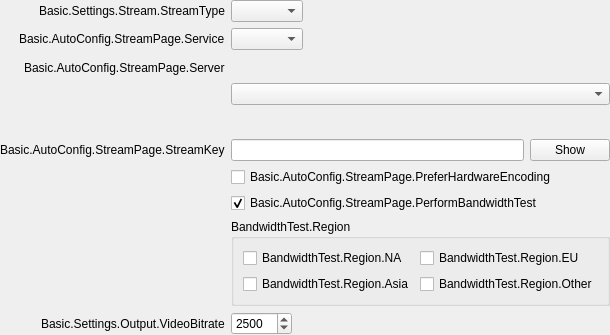
The window that UI/forms/AutoConfigStreamPage.ui (ty2570/obs-studio) describes before a commit, drawn with Qt 5.
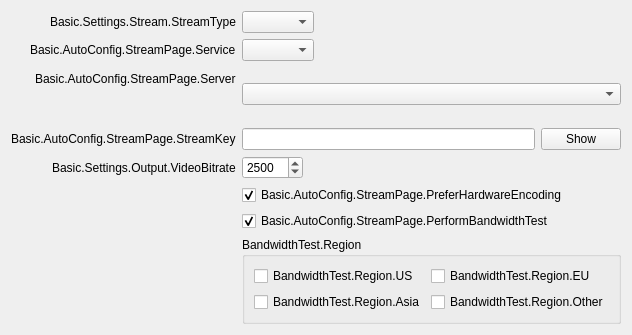
The same window after the commit.

The edit to the form file:
```diff
--- a/UI/forms/AutoConfigStreamPage.ui
+++ b/UI/forms/AutoConfigStreamPage.ui
@@ -20,18 +20,6 @@
    <property name="labelAlignment">
     <set>Qt::AlignRight|Qt::AlignTop|Qt::AlignTrailing</set>
    </property>
-   <property name="leftMargin">
-    <number>0</number>
-   </property>
-   <property name="topMargin">
-    <number>0</number>
-   </property>
-   <property name="rightMargin">
-    <number>0</number>
-   </property>
-   <property name="bottomMargin">
-    <number>0</number>
-   </property>
    <item row="1" column="0">
     <widget class="QLabel" name="serviceLabel">
      <property name="text">
@@ -79,7 +67,7 @@
      </item>
     </layout>
    </item>
-   <item row="5" column="1">
+   <item row="6" column="1">
     <widget class="QCheckBox" name="doBandwidthTest">
      <property name="text">
       <string>Basic.AutoConfig.StreamPage.PerformBandwidthTest</string>
@@ -89,77 +77,17 @@
      </property>
     </widget>
    </item>
-   <item row="7" column="0">
-    <widget class="QLabel" name="bitrateLabel">
-     <property name="text">
-      <string>Basic.Settings.Output.VideoBitrate</string>
-     </property>
-     <property name="buddy">
-      <cstring>bitrate</cstring>
-     </property>
-    </widget>
-   </item>
-   <item row="7" column="1">
-    <widget class="QSpinBox" name="bitrate">
-     <property name="suffix">
-      <string notr="true"/>
-     </property>
-     <property name="minimum">
-      <number>500</number>
-     </property>
-     <property name="maximum">
-      <number>10000</number>
-     </property>
-     <property name="value">
-      <number>2500</number>
-     </property>
-    </widget>
-   </item>
-   <item row="6" column="1">
-    <widget class="QGroupBox" name="region">
-     <property name="title">
-      <string>BandwidthTest.Region</string>
-     </property>
-     <layout class="QGridLayout" name="gridLayout">
-      <item row="2" column="0">
-       <widget class="QCheckBox" name="regionAsia">
-        <property name="text">
-         <string>BandwidthTest.Region.Asia</string>
-        </property>
-       </widget>
-      </item>
-      <item row="0" column="0">
-       <widget class="QCheckBox" name="regionNA">
-        <property name="text">
-         <string>BandwidthTest.Region.NA</string>
-        </property>
-       </widget>
-      </item>
-      <item row="0" column="1">
-       <widget class="QCheckBox" name="regionEU">
-        <property name="text">
-         <string>BandwidthTest.Region.EU</string>
-        </property>
-       </widget>
-      </item>
-      <item row="2" column="1">
-       <widget class="QCheckBox" name="regionOther">
-        <property name="text">
-         <string>BandwidthTest.Region.Other</string>
-        </property>
-       </widget>
-      </item>
-     </layout>
-    </widget>
-   </item>
-   <item row="4" column="1">
+   <item row="5" column="1">
     <widget class="QCheckBox" name="preferHardware">
      <property name="text">
       <string>Basic.AutoConfig.StreamPage.PreferHardwareEncoding</string>
      </property>
+     <property name="checked">
+      <bool>true</bool>
+     </property>
     </widget>
    </item>
-   <item row="5" column="0">
+   <item row="6" column="0">
     <spacer name="horizontalSpacer">
      <property name="orientation">
       <enum>Qt::Horizontal</enum>
@@ -237,6 +165,69 @@
      </widget>
     </widget>
    </item>
+   <item row="7" column="1">
+    <widget class="QGroupBox" name="region">
+     <property name="title">
+      <string>BandwidthTest.Region</string>
+     </property>
+     <layout class="QGridLayout" name="gridLayout">
+      <item row="2" column="0">
+       <widget class="QCheckBox" name="regionAsia">
+        <property name="text">
+         <string>BandwidthTest.Region.Asia</string>
+        </property>
+       </widget>
+      </item>
+      <item row="0" column="0">
+       <widget class="QCheckBox" name="regionUS">
+        <property name="text">
+         <string>BandwidthTest.Region.US</string>
+        </property>
+       </widget>
+      </item>
+      <item row="0" column="1">
+       <widget class="QCheckBox" name="regionEU">
+        <property name="text">
+         <string>BandwidthTest.Region.EU</string>
+        </property>
+       </widget>
+      </item>
+      <item row="2" column="1">
+       <widget class="QCheckBox" name="regionOther">
+        <property name="text">
+         <string>BandwidthTest.Region.Other</string>
+        </property>
+       </widget>
+      </item>
+     </layout>
+    </widget>
+   </item>
+   <item row="4" column="1">
+    <widget class="QSpinBox" name="bitrate">
+     <property name="suffix">
+      <string notr="true"/>
+     </property>
+     <property name="minimum">
+      <number>500</number>
+     </property>
+     <property name="maximum">
+      <number>10000</number>
+     </property>
+     <property name="value">
+      <number>2500</number>
+     </property>
+    </widget>
+   </item>
+   <item row="4" column="0">
+    <widget class="QLabel" name="bitrateLabel">
+     <property name="text">
+      <string>Basic.Settings.Output.VideoBitrate</string>
+     </property>
+     <property name="buddy">
+      <cstring>bitrate</cstring>
+     </property>
+    </widget>
+   </item>
   </layout>
  </widget>
  <tabstops>
```
Left out of the diff: 3 changed lines with no effect on the pictures.
